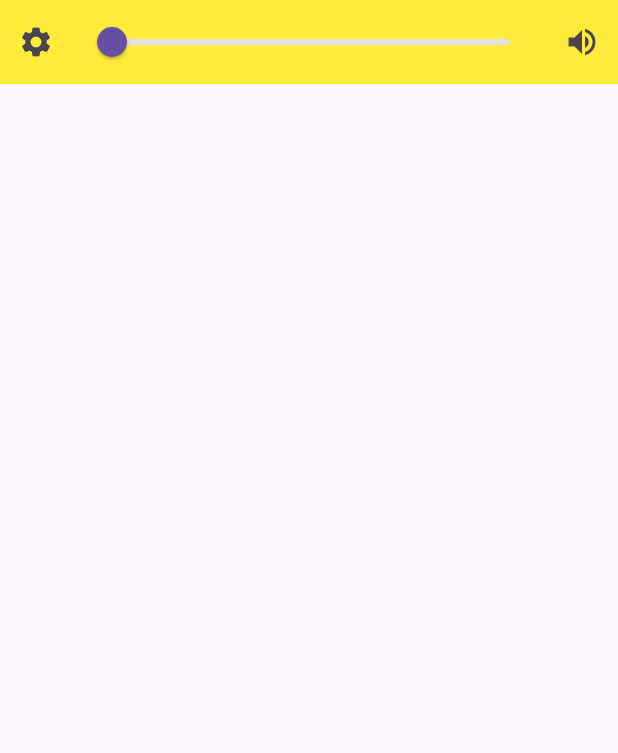
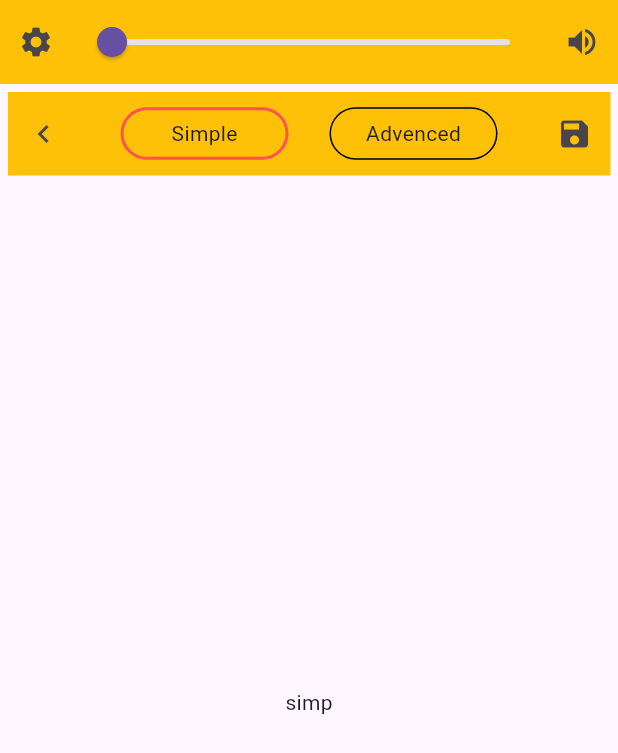
Before and after one commit to jon13doe/interval_timer_app_v2, a Flutter app: the HomeScreen screen opened directly, swiped to page 2, on a phone screen of 412 x 824 dp. Shown: the top 753 px of the screen. Run offline on Flutter 3.47's test engine with Material 3 defaults, Android fonts, the phone set to English and light mode, and no system bars; our stand-ins replace adaptive_theme.

Commit message:
add simple and adv timer creation view

```diff
--- a/lib/features/screens/app_page_view/app_page_view.dart
+++ b/lib/features/screens/app_page_view/app_page_view.dart
@@ -31,16 +31,12 @@ class _PageViewExampleState extends State<AppPageView>
 
   @override
   Widget build(BuildContext context) {
-    return Stack(
-      children: <Widget>[
-        PageView(
-          controller: _pageViewController,
-          onPageChanged: _handlePageViewChanged,
-          children: const <Widget>[
-            MenuScreen(),
-            HomeScreen(),
-          ],
-        ),
+    return PageView(
+      controller: _pageViewController,
+      onPageChanged: _handlePageViewChanged,
+      children: const <Widget>[
+        MenuScreen(),
+        HomeScreen(),
       ],
     );
   }
--- a/lib/features/screens/home_screen/home_page/home_page.dart
+++ b/lib/features/screens/home_screen/home_page/home_page.dart
@@ -1,5 +1,4 @@
 import 'package:flutter/material.dart';
-import 'package:interval_timer_app_v2/theme/sizes.dart';
 
 import 'quick_start_bar/index.dart';
 import 'timers_list/index.dart';
@@ -14,14 +13,9 @@ class HomePage extends StatefulWidget {
 class _HomePageState extends State<HomePage> {
   @override
   Widget build(BuildContext context) {
-    return Container(
-      color: Colors.redAccent,
-      child: CustomScrollView(
+    return CustomScrollView(
       slivers: [
-          const QuickStartBar(),
         SliverToBoxAdapter(
-            child: Padding(
-              padding: EdgeInsets.all(medium.padding),
           child: Container(
             color: Colors.amberAccent,
             height: kToolbarHeight,
@@ -61,13 +55,13 @@ class _HomePageState extends State<HomePage> {
                     ),
                   ),
                 ),
-                    ]),
+              ],
             ),
           ),
         ),
+        const QuickStartBar(),
         const TimersList(),
       ],
-      ),
     );
   }
 }
--- a/lib/features/screens/home_screen/home_page/quick_start_bar/quick_start_bar.dart
+++ b/lib/features/screens/home_screen/home_page/quick_start_bar/quick_start_bar.dart
@@ -32,10 +32,8 @@ class _QuickStartBarState extends State<QuickStartBar>
   @override
   Widget build(BuildContext context) {
     return SliverToBoxAdapter(
-      child: Container(
-        color: Colors.green,
       child: Padding(
-          padding: EdgeInsets.symmetric(horizontal: medium.padding).copyWith(top: medium.padding),
+        padding: EdgeInsets.symmetric(vertical: medium.padding),
         child: Column(
           children: [
             InkWell(
@@ -101,7 +99,6 @@ class _QuickStartBarState extends State<QuickStartBar>
           ],
         ),
       ),
-      ),
     );
   }
 }
--- a/lib/features/screens/home_screen/home_page/timers_list/timers_list.dart
+++ b/lib/features/screens/home_screen/home_page/timers_list/timers_list.dart
@@ -14,8 +14,7 @@ class _TimersListState extends State<TimersList> {
     return SliverList(
         delegate: SliverChildBuilderDelegate(childCount: 5, (context, index) {
       return Padding(
-        padding: EdgeInsets.symmetric(horizontal: medium.padding)
-            .copyWith(bottom: medium.padding),
+        padding: EdgeInsets.only(bottom: index < 4 ? medium.padding : 0),
         child: InkWell(
           onTap: () {},
           child: Stack(
--- a/lib/features/screens/home_screen/home_screen.dart
+++ b/lib/features/screens/home_screen/home_screen.dart
@@ -1,7 +1,7 @@
 import 'package:flutter/material.dart';
 import 'package:flutter/services.dart';
-import 'package:interval_timer_app_v2/features/screens/home_screen/home_page_view/Home_page_view.dart';
 
+import 'home_screen_page_view/home_screen_page_view.dart';
 import 'top_bar/index.dart';
 
 class HomeScreen extends StatefulWidget {
@@ -22,15 +22,16 @@ class _HomeScreenState extends State<HomeScreen> {
 
   @override
   Widget build(BuildContext context) {
-    return const Scaffold(
+    return Scaffold(
       body: Column(
         children: [
-          SizedBox(
+          Container(
+            color: Colors.amber,
             height: kToolbarHeight,
             child: TopBar(),
           ),
           Flexible(
-            child: HomePageView(),
+            child: HomeScreenPageView(),
           ),
         ],
       ),
--- a/lib/features/screens/home_screen/home_page_view/home_page_view.dart
+++ b/lib/features/screens/home_screen/home_screen_page_view/home_screen_page_view.dart
@@ -1,28 +1,27 @@
 import 'package:flutter/material.dart';
+import 'package:interval_timer_app_v2/theme/sizes.dart';
 
 import '../home_page/home_page.dart';
-import '../timer_creation_screen/timer_creation_screen.dart';
+import '../timer_creation_page/timer_creation_page.dart';
 
-class HomePageView extends StatefulWidget {
-  const HomePageView({super.key});
+class HomeScreenPageView extends StatefulWidget {
+  const HomeScreenPageView({super.key});
 
   @override
-  State<HomePageView> createState() => _PageViewExampleState();
+  State<HomeScreenPageView> createState() => _PageViewExampleState();
 }
 
-class _PageViewExampleState extends State<HomePageView>
+class _PageViewExampleState extends State<HomeScreenPageView>
     with TickerProviderStateMixin {
   late PageController _pageViewController;
   late TabController _tabController;
   int _currentPageIndex = 0;
-  late bool _simpleView;
 
   @override
   void initState() {
     super.initState();
     _pageViewController = PageController(initialPage: _currentPageIndex);
     _tabController = TabController(length: 2, vsync: this);
-    _simpleView = true;
   }
 
   @override
@@ -34,17 +33,16 @@ class _PageViewExampleState extends State<HomePageView>
 
   @override
   Widget build(BuildContext context) {
-    return Stack(
-      children: <Widget>[
-        PageView(
+    return Padding(
+      padding: EdgeInsets.all(medium.padding),
+      child: PageView(
         controller: _pageViewController,
         onPageChanged: _handlePageViewChanged,
         children: const <Widget>[
           HomePage(),
-            TimerCreationScreen(),
+          TimerCreationPage(),
         ],
       ),
-      ],
     );
   }
 
--- /dev/null
+++ b/lib/features/screens/home_screen/timer_creation_page/advenced_timer_creation/advenced_timer_creation.dart
@@ -0,0 +1,17 @@
+import 'package:flutter/material.dart';
+
+class AdvencedTimerCreation extends StatefulWidget {
+  const AdvencedTimerCreation({super.key});
+
+  @override
+  State<AdvencedTimerCreation> createState() => _AdvencedTimerCreationState();
+}
+
+class _AdvencedTimerCreationState extends State<AdvencedTimerCreation> {
+  @override
+  Widget build(BuildContext context) {
+    return Container(
+      child: Center(child: Text('adv')),
+    );
+  }
+}
--- /dev/null
+++ b/lib/features/screens/home_screen/timer_creation_page/simple_timer_creation/simple_timer_creation.dart
@@ -0,0 +1,17 @@
+import 'package:flutter/material.dart';
+
+class SimpleTimerCreation extends StatefulWidget {
+  const SimpleTimerCreation({super.key});
+
+  @override
+  State<SimpleTimerCreation> createState() => _SimpleTimerCreationState();
+}
+
+class _SimpleTimerCreationState extends State<SimpleTimerCreation> {
+  @override
+  Widget build(BuildContext context) {
+    return Container(
+      child: Center(child: Text('simp')),
+    );
+  }
+}
--- /dev/null
+++ b/lib/features/screens/home_screen/timer_creation_page/timer_creation_page.dart
@@ -0,0 +1,146 @@
+import 'package:flutter/material.dart';
+
+import 'advenced_timer_creation/advenced_timer_creation.dart';
+import 'simple_timer_creation/simple_timer_creation.dart';
+
+class TimerCreationPage extends StatefulWidget {
+  const TimerCreationPage({super.key});
+
+  @override
+  State<TimerCreationPage> createState() => _TimerCreationPageState();
+}
+
+class _TimerCreationPageState extends State<TimerCreationPage>
+    with TickerProviderStateMixin {
+  late PageController _pageViewController;
+  late TabController _tabController;
+  int _currentPageIndex = 0;
+  late bool _simpleView;
+
+  @override
+  void initState() {
+    super.initState();
+    _pageViewController = PageController(initialPage: _currentPageIndex);
+    _tabController = TabController(length: 2, vsync: this);
+    _simpleView = true;
+  }
+
+  @override
+  void dispose() {
+    super.dispose();
+    _pageViewController.dispose();
+    _tabController.dispose();
+  }
+
+  @override
+  Widget build(BuildContext context) {
+    return Column(
+      children: [
+        Container(
+          height: kToolbarHeight,
+          color: Colors.amber,
+          child: Row(
+            mainAxisAlignment: MainAxisAlignment.spaceBetween,
+            children: [
+              IconButton(
+                onPressed: () {},
+                icon: const Icon(
+                  Icons.keyboard_arrow_left,
+                ),
+              ),
+              InkWell(
+                onTap: () {
+                  setState(() {
+                    _simpleView = !_simpleView;
+                  });
+                },
+                child: Container(
+                  height: 35,
+                  width: 2 * kToolbarHeight,
+                  decoration: BoxDecoration(
+                    border: Border.all(
+                      width: _simpleView ? 2 : 1,
+                      color: _simpleView ? Colors.redAccent : Colors.black,
+                    ),
+                    borderRadius: BorderRadius.circular(
+                      25,
+                    ),
+                  ),
+                  child: const Padding(
+                    padding: EdgeInsets.symmetric(
+                      horizontal: 5,
+                    ),
+                    child: Row(
+                      mainAxisAlignment: MainAxisAlignment.spaceAround,
+                      children: [
+                        Text(
+                          'Simple',
+                        ),
+                      ],
+                    ),
+                  ),
+                ),
+              ),
+              InkWell(
+                onTap: () {
+                  setState(() {
+                    _simpleView = !_simpleView;
+                  });
+                },
+                child: Container(
+                  height: 35,
+                  width: 2 * kToolbarHeight,
+                  decoration: BoxDecoration(
+                    border: Border.all(
+                      width: _simpleView ? 1 : 2,
+                      color: _simpleView ? Colors.black : Colors.redAccent,
+                    ),
+                    borderRadius: BorderRadius.circular(
+                      25,
+                    ),
+                  ),
+                  child: const Padding(
+                    padding: EdgeInsets.symmetric(
+                      horizontal: 5,
+                    ),
+                    child: Row(
+                      mainAxisAlignment: MainAxisAlignment.spaceAround,
+                      children: [
+                        Text(
+                          'Advenced',
+                        ),
+                      ],
+                    ),
+                  ),
+                ),
+              ),
+              IconButton(
+                onPressed: () {},
+                icon: const Icon(
+                  Icons.save,
+                ),
+              ),
+            ],
+          ),
+        ),
+        Flexible(
+          child: PageView(
+            controller: _pageViewController,
+            onPageChanged: _handlePageViewChanged,
+            children: const <Widget>[
+              SimpleTimerCreation(),
+              AdvencedTimerCreation(),
+            ],
+          ),
+        ),
+      ],
+    );
+  }
+
+  void _handlePageViewChanged(int currentPageIndex) {
+    _tabController.index = currentPageIndex;
+    setState(() {
+      _currentPageIndex = currentPageIndex;
+    });
+  }
+}
--- a/lib/features/screens/home_screen/timer_creation_screen/timer_creation_screen.dart
+++ /dev/null
@@ -1,46 +0,0 @@
-import 'package:flutter/material.dart';
-
-class TimerCreationScreen extends StatefulWidget {
-  const TimerCreationScreen({super.key});
-
-  @override
-  State<TimerCreationScreen> createState() => _TimerCreationScreenState();
-}
-
-class _TimerCreationScreenState extends State<TimerCreationScreen>
-    with TickerProviderStateMixin {
-  late PageController _pageViewController;
-  late TabController _tabController;
-  int _currentPageIndex = 0;
-  late bool _simpleView;
-
-  @override
-  void initState() {
-    super.initState();
-    _pageViewController = PageController(initialPage: _currentPageIndex);
-    _tabController = TabController(length: 2, vsync: this);
-    _simpleView = true;
-  }
-
-  @override
-  void dispose() {
-    super.dispose();
-    _pageViewController.dispose();
-    _tabController.dispose();
-  }
-
-  @override
-  Widget build(BuildContext context) {
-    return Container(
-      // child:
-      // ,
-    );
-  }
-
-  void _handlePageViewChanged(int currentPageIndex) {
-    _tabController.index = currentPageIndex;
-    setState(() {
-      _currentPageIndex = currentPageIndex;
-    });
-  }
-}
--- a/lib/features/screens/home_screen/top_bar/top_bar.dart
+++ b/lib/features/screens/home_screen/top_bar/top_bar.dart
@@ -13,9 +13,7 @@ class TopBar extends StatefulWidget {
 class _TopBarState extends State<TopBar> {
   @override
   Widget build(BuildContext context) {
-    return Container(
-      color: Colors.yellow,
-      child: Row(
+    return Row(
       children: [
         SizedBox(
           width: MediaQuery.of(context).size.width,
@@ -56,7 +54,6 @@ class _TopBarState extends State<TopBar> {
           ),
         ),
       ],
-      ),
     );
   }
 }
--- a/lib/interval_timer_app_view.dart
+++ b/lib/interval_timer_app_view.dart
@@ -26,8 +26,8 @@ class IntervalTimerAppView extends StatelessWidget {
           ],
           supportedLocales: S.delegate.supportedLocales,
           title: 'Flutter Demo',
-          home: SafeArea(
-            child: const AppPageView(
+          home: const SafeArea(
+            child: AppPageView(
             ),
           ),
         );
```
Lines whose indentation alone changed are shown as unchanged.
